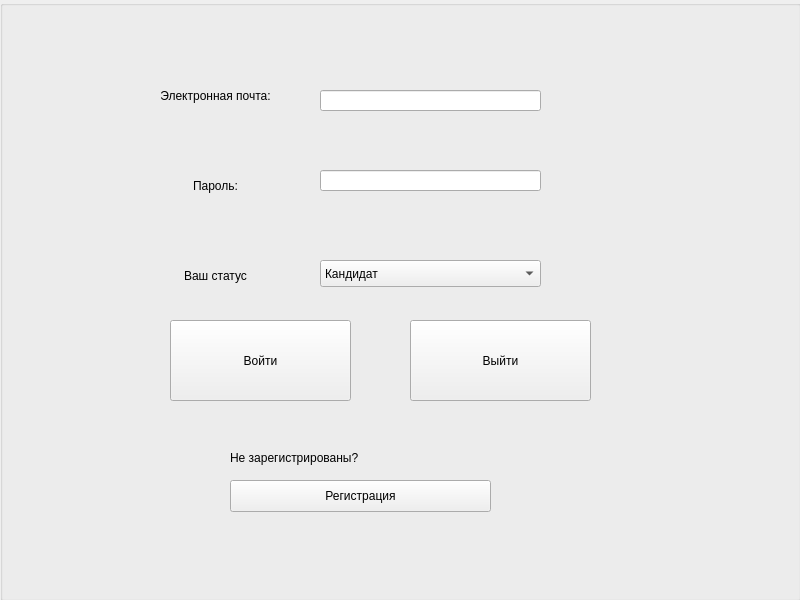
First picture: the form in GreyHound/loginpage.ui, repository ProteusP/GreyHound-hiring-desktop-app, before the edit.
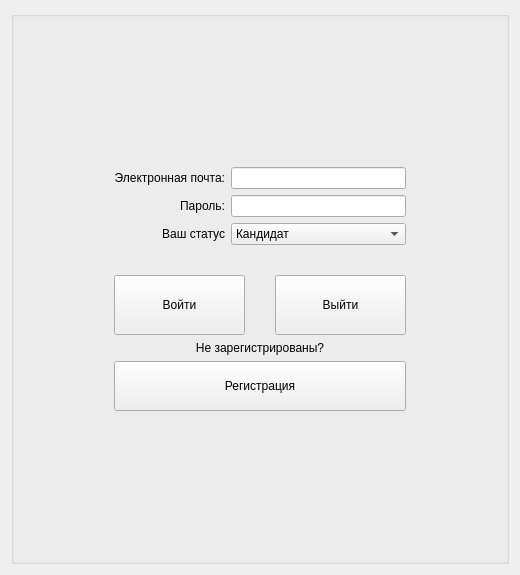
Second picture: the form after the edit.

Diff of the .ui file:
```diff
--- a/GreyHound/loginpage.ui
+++ b/GreyHound/loginpage.ui
@@ -6,8 +6,8 @@
    <rect>
     <x>0</x>
     <y>0</y>
-    <width>800</width>
-    <height>600</height>
+    <width>520</width>
+    <height>575</height>
    </rect>
   </property>
   <property name="sizePolicy">
@@ -19,150 +19,184 @@
   <property name="windowTitle">
    <string>Form</string>
   </property>
+  <layout class="QGridLayout" name="gridLayout_3">
+   <item row="0" column="0">
   <widget class="QGroupBox" name="mainBox">
-   <property name="geometry">
-    <rect>
-     <x>0</x>
-     <y>0</y>
-     <width>801</width>
-     <height>601</height>
-    </rect>
+     <property name="sizePolicy">
+      <sizepolicy hsizetype="Preferred" vsizetype="Preferred">
+       <horstretch>0</horstretch>
+       <verstretch>0</verstretch>
+      </sizepolicy>
    </property>
    <property name="title">
     <string/>
    </property>
+     <layout class="QGridLayout" name="gridLayout_2" rowstretch="4,0,0,0">
+      <property name="leftMargin">
+       <number>100</number>
+      </property>
+      <property name="topMargin">
+       <number>150</number>
+      </property>
+      <property name="rightMargin">
+       <number>100</number>
+      </property>
+      <property name="bottomMargin">
+       <number>150</number>
+      </property>
+      <item row="3" column="0">
+       <layout class="QVBoxLayout" name="verticalLayout">
+        <item>
+         <widget class="QLabel" name="registerLabel">
+          <property name="maximumSize">
+           <size>
+            <width>16777215</width>
+            <height>130</height>
+           </size>
+          </property>
+          <property name="text">
+           <string>Не зарегистрированы?</string>
+          </property>
+          <property name="alignment">
+           <set>Qt::AlignmentFlag::AlignCenter</set>
+          </property>
+         </widget>
+        </item>
+        <item>
+         <widget class="QPushButton" name="registerPB">
+          <property name="sizePolicy">
+           <sizepolicy hsizetype="Minimum" vsizetype="Preferred">
+            <horstretch>0</horstretch>
+            <verstretch>0</verstretch>
+           </sizepolicy>
+          </property>
+          <property name="minimumSize">
+           <size>
+            <width>0</width>
+            <height>50</height>
+           </size>
+          </property>
+          <property name="maximumSize">
+           <size>
+            <width>16777215</width>
+            <height>130</height>
+           </size>
+          </property>
+          <property name="text">
+           <string>Регистрация</string>
+          </property>
+          <property name="iconSize">
+           <size>
+            <width>16</width>
+            <height>20</height>
+           </size>
+          </property>
+         </widget>
+        </item>
+       </layout>
+      </item>
+      <item row="2" column="0">
+       <layout class="QHBoxLayout" name="horizontalLayout">
+        <property name="spacing">
+         <number>30</number>
+        </property>
+        <item>
+         <widget class="QPushButton" name="loginPB">
+          <property name="sizePolicy">
+           <sizepolicy hsizetype="Preferred" vsizetype="Preferred">
+            <horstretch>0</horstretch>
+            <verstretch>100</verstretch>
+           </sizepolicy>
+          </property>
+          <property name="minimumSize">
+           <size>
+            <width>0</width>
+            <height>60</height>
+           </size>
+          </property>
+          <property name="text">
+           <string>Войти</string>
+          </property>
+         </widget>
+        </item>
+        <item>
+         <widget class="QPushButton" name="exitPB">
+          <property name="sizePolicy">
+           <sizepolicy hsizetype="Minimum" vsizetype="Maximum">
+            <horstretch>0</horstretch>
+            <verstretch>0</verstretch>
+           </sizepolicy>
+          </property>
+          <property name="minimumSize">
+           <size>
+            <width>0</width>
+            <height>60</height>
+           </size>
+          </property>
+          <property name="text">
+           <string>Выйти</string>
+          </property>
+         </widget>
+        </item>
+       </layout>
+      </item>
+      <item row="0" column="0">
+       <layout class="QGridLayout" name="gridLayout">
+        <item row="0" column="0">
    <widget class="QLabel" name="mailLabel">
-    <property name="geometry">
-     <rect>
-      <x>130</x>
-      <y>60</y>
-      <width>171</width>
-      <height>71</height>
-     </rect>
-    </property>
     <property name="text">
      <string>Электронная почта:</string>
     </property>
     <property name="alignment">
-     <set>Qt::AlignmentFlag::AlignCenter</set>
-    </property>
-   </widget>
+           <set>Qt::AlignmentFlag::AlignRight|Qt::AlignmentFlag::AlignTrailing|Qt::AlignmentFlag::AlignVCenter</set>
+          </property>
+         </widget>
+        </item>
+        <item row="0" column="1">
+         <widget class="QLineEdit" name="mailLine">
+          <property name="minimumSize">
+           <size>
+            <width>150</width>
+            <height>0</height>
+           </size>
+          </property>
+         </widget>
+        </item>
+        <item row="1" column="0">
    <widget class="QLabel" name="passwordLabel">
-    <property name="geometry">
-     <rect>
-      <x>130</x>
-      <y>150</y>
-      <width>171</width>
-      <height>71</height>
-     </rect>
-    </property>
     <property name="text">
      <string>Пароль:</string>
     </property>
     <property name="alignment">
-     <set>Qt::AlignmentFlag::AlignCenter</set>
-    </property>
-   </widget>
-   <widget class="QLineEdit" name="mailLine">
-    <property name="geometry">
-     <rect>
-      <x>320</x>
-      <y>90</y>
-      <width>221</width>
-      <height>21</height>
-     </rect>
-    </property>
-   </widget>
+           <set>Qt::AlignmentFlag::AlignRight|Qt::AlignmentFlag::AlignTrailing|Qt::AlignmentFlag::AlignVCenter</set>
+          </property>
+         </widget>
+        </item>
+        <item row="1" column="1">
    <widget class="QLineEdit" name="passwordLine">
-    <property name="geometry">
-     <rect>
-      <x>320</x>
-      <y>170</y>
-      <width>221</width>
-      <height>21</height>
-     </rect>
+          <property name="minimumSize">
+           <size>
+            <width>150</width>
+            <height>0</height>
+           </size>
     </property>
     <property name="echoMode">
      <enum>QLineEdit::EchoMode::Password</enum>
     </property>
    </widget>
-   <widget class="QPushButton" name="loginPB">
-    <property name="geometry">
-     <rect>
-      <x>170</x>
-      <y>320</y>
-      <width>181</width>
-      <height>81</height>
-     </rect>
-    </property>
-    <property name="text">
-     <string>Войти</string>
-    </property>
-   </widget>
-   <widget class="QPushButton" name="exitPB">
-    <property name="geometry">
-     <rect>
-      <x>410</x>
-      <y>320</y>
-      <width>181</width>
-      <height>81</height>
-     </rect>
-    </property>
-    <property name="text">
-     <string>Выйти</string>
-    </property>
-   </widget>
-   <widget class="QLabel" name="registerLabel">
-    <property name="geometry">
-     <rect>
-      <x>230</x>
-      <y>450</y>
-      <width>241</width>
-      <height>16</height>
-     </rect>
-    </property>
-    <property name="text">
-     <string>Не зарегистрированы?</string>
-    </property>
-   </widget>
-   <widget class="QPushButton" name="registerPB">
-    <property name="geometry">
-     <rect>
-      <x>230</x>
-      <y>480</y>
-      <width>261</width>
-      <height>32</height>
-     </rect>
-    </property>
-    <property name="text">
-     <string>Регистрация</string>
-    </property>
-   </widget>
+        </item>
+        <item row="2" column="0">
    <widget class="QLabel" name="statusLabel">
-    <property name="geometry">
-     <rect>
-      <x>130</x>
-      <y>240</y>
-      <width>171</width>
-      <height>71</height>
-     </rect>
-    </property>
     <property name="text">
      <string>Ваш статус</string>
     </property>
     <property name="alignment">
-     <set>Qt::AlignmentFlag::AlignCenter</set>
-    </property>
-   </widget>
+           <set>Qt::AlignmentFlag::AlignRight|Qt::AlignmentFlag::AlignTrailing|Qt::AlignmentFlag::AlignVCenter</set>
+          </property>
+         </widget>
+        </item>
+        <item row="2" column="1">
    <widget class="QComboBox" name="statusComboBox">
-    <property name="geometry">
-     <rect>
-      <x>320</x>
-      <y>260</y>
-      <width>221</width>
-      <height>27</height>
-     </rect>
-    </property>
     <item>
      <property name="text">
       <string>Кандидат</string>
@@ -174,7 +208,29 @@
      </property>
     </item>
    </widget>
-  </widget>
+        </item>
+       </layout>
+      </item>
+      <item row="1" column="0">
+       <spacer name="verticalSpacer_2">
+        <property name="orientation">
+         <enum>Qt::Orientation::Vertical</enum>
+        </property>
+        <property name="sizeType">
+         <enum>QSizePolicy::Policy::Maximum</enum>
+        </property>
+        <property name="sizeHint" stdset="0">
+         <size>
+          <width>20</width>
+          <height>30</height>
+         </size>
+        </property>
+       </spacer>
+      </item>
+     </layout>
+    </widget>
+   </item>
+  </layout>
  </widget>
  <resources/>
  <connections/>
```
Lines whose indentation alone changed are shown as unchanged.
